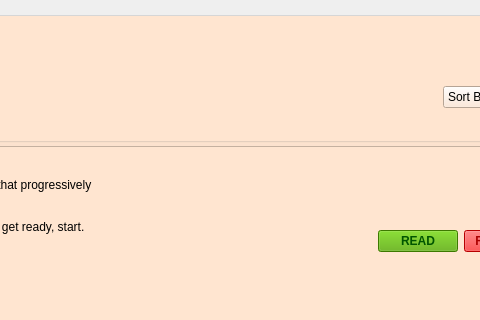
Old version of the form LibraryInformationSystem/membercatalogue.ui in the repository janelle-lr/CS106LibraryInformationSystem; both pictures show x 447 to 927 and y 0 to 320 of the 1052 by 634 pixel window.
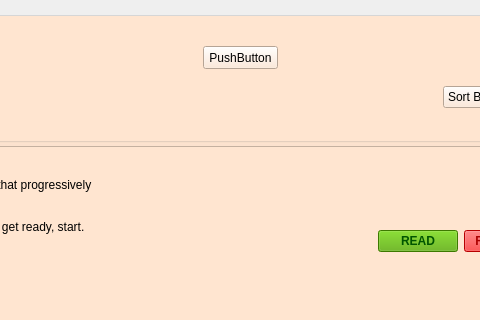
New version of the form. Icons and pictures are not drawn.

```diff
--- a/LibraryInformationSystem/membercatalogue.ui
+++ b/LibraryInformationSystem/membercatalogue.ui
@@ -784,6 +784,19 @@
      </widget>
     </widget>
    </widget>
+   <widget class="QPushButton" name="pushButton">
+    <property name="geometry">
+     <rect>
+      <x>650</x>
+      <y>30</y>
+      <width>75</width>
+      <height>23</height>
+     </rect>
+    </property>
+    <property name="text">
+     <string>PushButton</string>
+    </property>
+   </widget>
   </widget>
   <widget class="QMenuBar" name="menubar">
    <property name="geometry">
```
Left out of the diff: 2 changed lines with no effect on the pictures.
